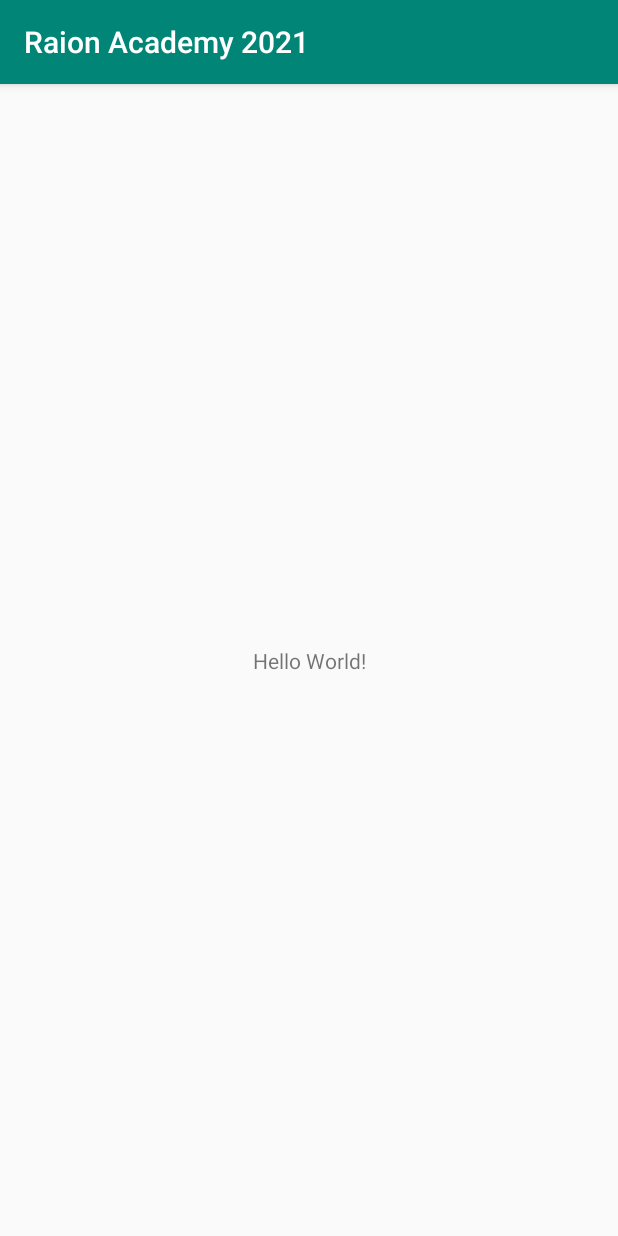
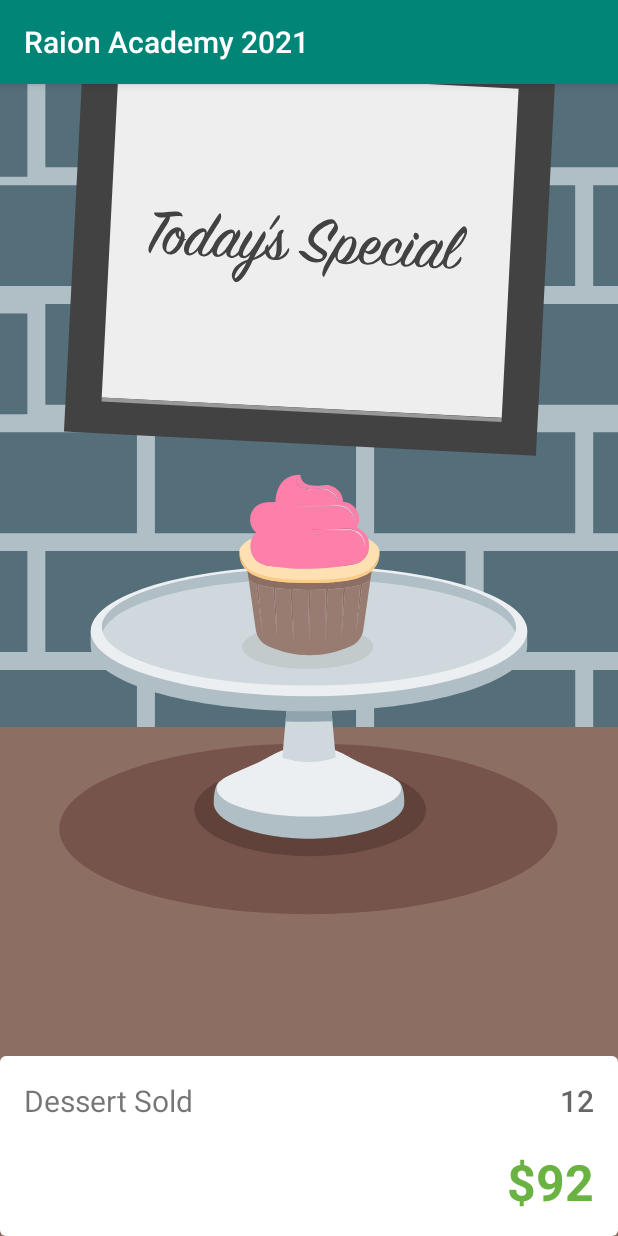
Before and after one commit to KylixEza/Raoin-Academy-2021-Programmer-Apps, an Android app: the screen it shows after launch (MainActivity), on a phone screen of 412 x 824 dp. Run offline under Robolectric (Android 15) with nearby library versions, the phone set to English and light mode, and no system bars.

Commit message:
finish day 1

```diff
--- a/app/src/main/AndroidManifest.xml
+++ b/app/src/main/AndroidManifest.xml
@@ -14,7 +14,6 @@
             android:exported="true">
             <intent-filter>
                 <action android:name="android.intent.action.MAIN" />
-
                 <category android:name="android.intent.category.LAUNCHER" />
             </intent-filter>
         </activity>
--- a/app/src/main/res/layout/activity_main.xml
+++ b/app/src/main/res/layout/activity_main.xml
@@ -6,13 +6,72 @@
     android:layout_height="match_parent"
     tools:context=".MainActivity">
 
+    <ImageView
+        android:id="@+id/iv_background"
+        android:layout_width="match_parent"
+        android:layout_height="match_parent"
+        android:src="@drawable/bakery_back"
+        android:scaleType="centerCrop"
+        app:layout_constraintStart_toStartOf="parent"
+        app:layout_constraintTop_toTopOf="parent"
+        app:layout_constraintEnd_toEndOf="parent"
+        app:layout_constraintBottom_toBottomOf="parent"/>
+
+    <View
+        android:id="@+id/view_background_white"
+        android:layout_width="match_parent"
+        android:layout_height="120dp"
+        android:background="@drawable/white_box"
+        app:layout_constraintStart_toStartOf="parent"
+        app:layout_constraintBottom_toBottomOf="parent"
+        app:layout_constraintEnd_toEndOf="parent"/>
+
+    <ImageButton
+        android:id="@+id/ib_cupcake"
+        android:layout_width="150dp"
+        android:layout_height="150dp"
+        android:background="?attr/selectableItemBackground"
+        android:scaleType="centerCrop"
+        android:src="@drawable/cupcake"
+        app:layout_constraintStart_toStartOf="parent"
+        app:layout_constraintEnd_toEndOf="parent"
+        app:layout_constraintTop_toTopOf="parent"
+        app:layout_constraintBottom_toTopOf="@id/view_background_white"/>
+
     <TextView
+        android:id="@+id/tv_dessert_sold"
         android:layout_width="wrap_content"
         android:layout_height="wrap_content"
-        android:text="Hello World!"
-        app:layout_constraintBottom_toBottomOf="parent"
-        app:layout_constraintLeft_toLeftOf="parent"
-        app:layout_constraintRight_toRightOf="parent"
-        app:layout_constraintTop_toTopOf="parent" />
+        android:text="@string/dessert_sold"
+        android:textSize="20sp"
+        android:layout_marginStart="16dp"
+        android:layout_marginTop="16dp"
+        app:layout_constraintStart_toStartOf="parent"
+        app:layout_constraintTop_toTopOf="@id/view_background_white"/>
+
+    <TextView
+        android:id="@+id/tv_amount_sell"
+        android:layout_width="wrap_content"
+        android:layout_height="wrap_content"
+        android:layout_marginEnd="16dp"
+        android:fontFamily="sans-serif-medium"
+        android:text="@string/amount_sell"
+        android:textColor="@color/grey"
+        android:textSize="20sp"
+        app:layout_constraintBottom_toBottomOf="@id/tv_dessert_sold"
+        app:layout_constraintEnd_toEndOf="parent"
+        app:layout_constraintTop_toTopOf="@id/tv_dessert_sold"/>
+
+    <TextView
+        android:id="@+id/tv_revenue"
+        android:layout_width="wrap_content"
+        android:layout_height="wrap_content"
+        android:layout_marginTop="18dp"
+        android:text="@string/revenue"
+        android:textSize="33sp"
+        android:textColor="@color/green"
+        android:textStyle="bold"
+        app:layout_constraintEnd_toEndOf="@id/tv_amount_sell"
+        app:layout_constraintTop_toBottomOf="@id/tv_amount_sell"/>
 
 </androidx.constraintlayout.widget.ConstraintLayout>
--- a/app/src/main/res/values/strings.xml
+++ b/app/src/main/res/values/strings.xml
@@ -1,3 +1,6 @@
 <resources>
     <string name="app_name">Raion Academy 2021</string>
+    <string name="dessert_sold">Dessert Sold</string>
+    <string name="amount_sell">12</string>
+    <string name="revenue">$92</string>
 </resources>
--- a/app/src/main/res/values/themes.xml
+++ b/app/src/main/res/values/themes.xml
@@ -1,5 +1,4 @@
 <resources>
-
     <!-- Base application theme. -->
     <style name="Theme.RaionAcademy2021" parent="Theme.AppCompat.Light.DarkActionBar">
         <!-- Customize your theme here. -->
@@ -7,5 +6,4 @@
         <item name="colorPrimaryDark">@color/color_primary_dark</item>
         <item name="colorAccent">@color/color_accent</item>
     </style>
-
 </resources>
```
